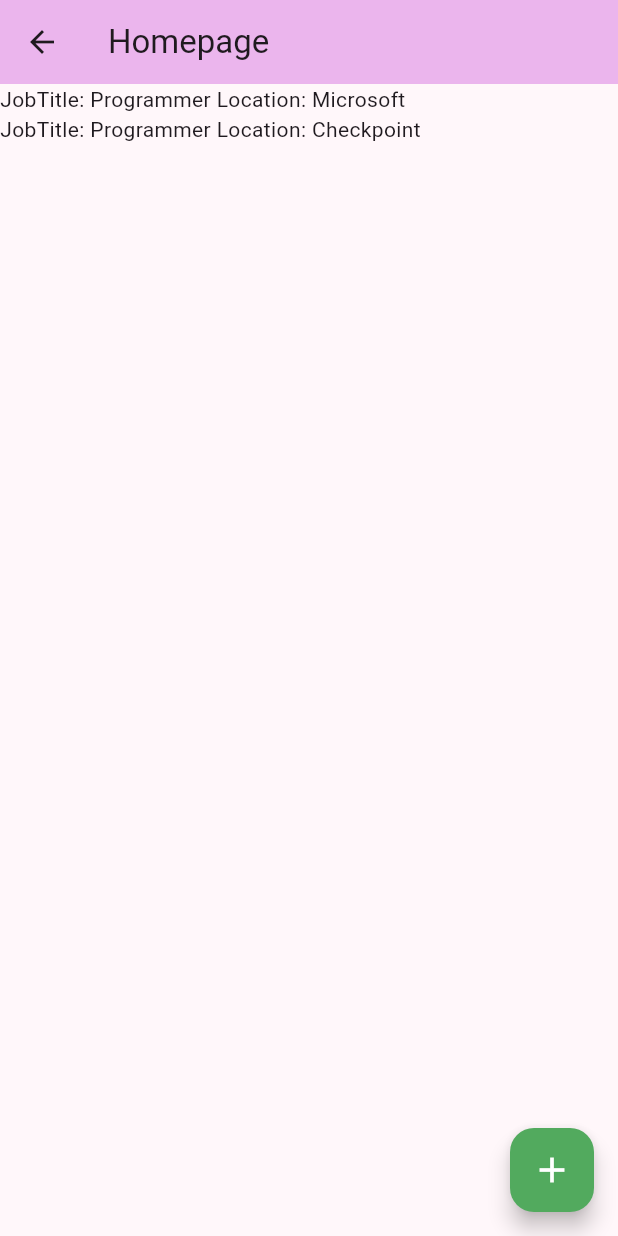
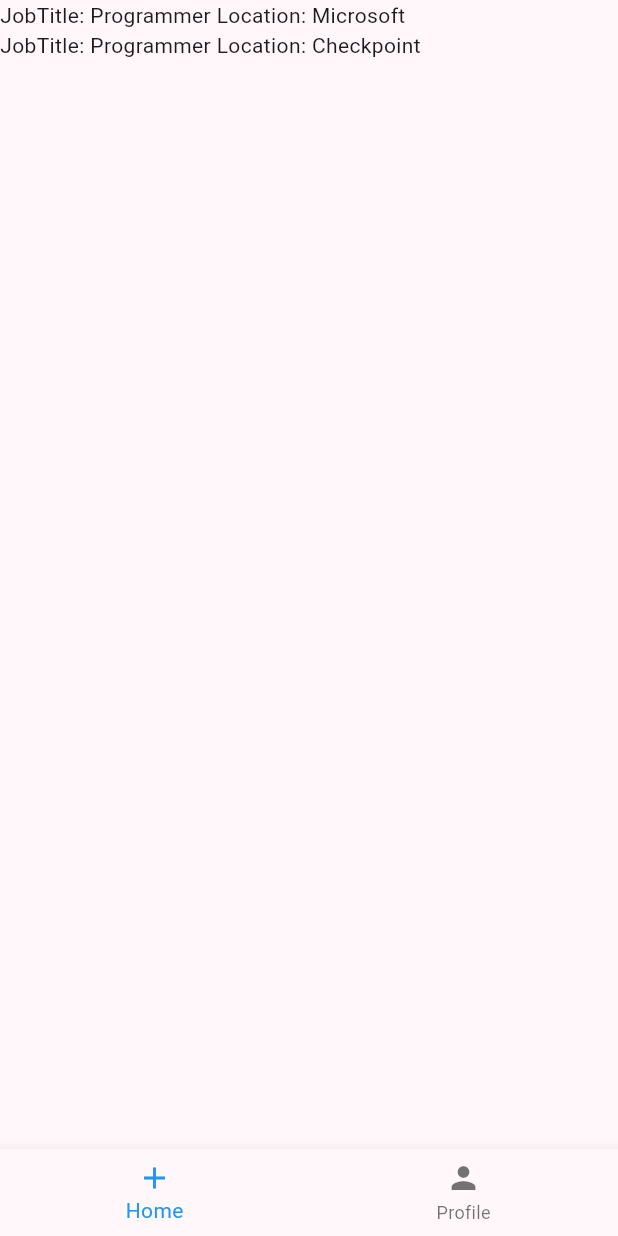
Before and after one commit to Leen-shaieb/Final_project, a Flutter app: the screen it shows after launch, after a tap on "sign in", on a phone screen of 412 x 824 dp. Run offline on Flutter 3.47's test engine with Material 3 defaults, Android fonts, the phone set to English and light mode, and no system bars; missing offline and left inert: mysql1.

```diff
--- a/lib/Models/JobModel.dart
+++ b/lib/Models/JobModel.dart
@@ -15,7 +15,7 @@ class JobModel {
   String Description;
 
 
-  JobMode(String JobTitle,String Location)
+  JobModel1(String JobTitle,String Location)
       {
         this.JobTitle=JobTitle;
       this.Location=Location;
--- a/lib/Utils/Utils.dart
+++ b/lib/Utils/Utils.dart
@@ -28,4 +28,6 @@ class Utils {
       }
     );
   }
+
+
 }
--- a/lib/Views/AddJobScreen.dart
+++ b/lib/Views/AddJobScreen.dart
@@ -104,6 +104,10 @@ class _AddJobScreenState extends State<AddJobScreen> {
               {
                var jb=createjob();
                insertJob(jb);
+               Navigator.push(
+                 context,
+                 MaterialPageRoute(builder: (context) =>Homepagescreen(title: 'HomePage')),
+               );
               },
               child: Text('Add'),),
 
--- a/lib/Views/HomePageScreen.dart
+++ b/lib/Views/HomePageScreen.dart
@@ -1,6 +1,7 @@
 import 'dart:collection';
 import 'package:final_project/Models/JobModel.dart';
 import 'package:final_project/Views/AddJobScreen.dart';
+import 'package:final_project/Views/WorkersScreen.dart';
 import 'package:flutter/material.dart';
 
 class Homepagescreen extends StatefulWidget {
@@ -8,24 +9,45 @@ class Homepagescreen extends StatefulWidget {
 
   final String title;
 
+
   @override
   State<Homepagescreen> createState() => HomepagescreenPageState();
+
 }
 
 class HomepagescreenPageState extends State<Homepagescreen> {
+  var _selectedIndex=0;
+
   List<JobModel> listofjobs1 = [
     JobModel(JobTitle: 'Programmer', Location: 'Microsoft'),
     JobModel(JobTitle: 'Programmer', Location: 'Checkpoint')
   ];
-
+  void _onItemTapped(int index)
+  {
+    if(index == 0)
+      {
+        Navigator.push(
+          context,
+          MaterialPageRoute(builder: (context) =>AddJobScreen(title: 'AddJobScreen')),
+        );
+      }
+    if(index == 1)
+    {
+      Navigator.push(
+        context,
+        MaterialPageRoute(builder: (context) =>WorkersScreen(title: 'WorkersScreen')),
+      );
+    }
+    setState(()
+    {
+      _selectedIndex = index;
+    });
+  }
   @override
   //Widget build(BuildContext context) {
   Widget build(BuildContext context) {
     return Scaffold(
-      appBar: AppBar(
-        backgroundColor: Theme.of(context).colorScheme.inversePrimary,
-        title: Text(widget.title),
-      ),
+
       body:
       ListView.builder(
         itemCount:listofjobs1.length,
@@ -34,7 +56,8 @@ class HomepagescreenPageState extends State<Homepagescreen> {
         },
         // This trailing comma makes auto-formatting nicer for build methods.
       ),
-      floatingActionButton: FloatingActionButton(
+
+      /*floatingActionButton: FloatingActionButton(
         backgroundColor: const Color.fromRGBO(82, 170, 94, 1.0),
         tooltip: 'Increment',
         onPressed: () {
@@ -47,30 +70,29 @@ class HomepagescreenPageState extends State<Homepagescreen> {
           );
         },
         child: const Icon(Icons.add, color: Colors.white, size: 28),
+      ),*/
+
+      bottomNavigationBar: BottomNavigationBar(
+        items: const <BottomNavigationBarItem>[
+          BottomNavigationBarItem(
+            icon: Icon(Icons.add),
+            label: 'Home',
+          ),
+
+          BottomNavigationBarItem(
+            icon: Icon(Icons.person),
+            label: 'Profile',
+          ),
+        ],
+        currentIndex: _selectedIndex,
+        selectedItemColor: Colors.blue,
+        onTap: _onItemTapped,
       ),
-      // )
 
-      /*
-          Column(
-            children: [
-              ListView.builder(
-                itemCount:listofjobs1.length,
-                itemBuilder:(BuildContext context,int index){
-                  return Text(listofjobs1[index].PrintJobDetails());
-                },
-                // This trailing comma makes auto-formatting nicer for build methods.
-              ),
-              Text("ddd"),
 
-      floatingActionButton: FloatingActionButton(
-        backgroundColor: const Color.fromRGBO(82, 170, 94, 1.0),
-        tooltip: 'Increment',
-        onPressed: (){},
-        child: const Icon(Icons.add, color: Colors.white, size: 28),
-      ),
-    )
 
-       */
+
+
       // onPressed: null,
       // child: Text("dddd"))
       // ],
--- a/lib/main.dart
+++ b/lib/main.dart
@@ -80,22 +80,8 @@ class _MyHomePageState extends State<MyHomePage> {
               decoration: InputDecoration(
                   border: OutlineInputBorder(), hintText: 'Password'),
             ),
-            TextButton(
-                onPressed: ()  {
-
-                  insertUser(_txtUserName.text, _txtUserName.text, _txtUserName.text);
-                  /*
-                  showDialog<String>(
-                      context: context,
-                      builder: (BuildContext context) => AlertDialog(
-                        title:  Text(myController_UserName.text),
-                      )),
-                   */
-                },
 
 
-
-                child: Text("data")),
             TextButton(
               style: ButtonStyle(
                 foregroundColor: MaterialStateProperty.all<Color>(Colors.blue),
@@ -129,7 +115,7 @@ class _MyHomePageState extends State<MyHomePage> {
               },
               child: Text('Create new account'),
             ),
-            IconButton(
+          /*  IconButton(
               icon: Icon(Icons.person),
               color: Colors.lightBlue,
               onPressed: () {
@@ -139,7 +125,7 @@ class _MyHomePageState extends State<MyHomePage> {
                         builder: (context) =>
                             const Editprofilescreen(title: 'EditProfile')));
               },
-            ),
+            ),*/
 
 
             /*TextButton(
@@ -167,3 +153,4 @@ class _MyHomePageState extends State<MyHomePage> {
     );
   }
 }
+//                  insertUser(_txtUserName.text, _txtUserName.text, _txtUserName.text);
```
Also changed, not shown: lib/Models/UserModel.dart (+28 -11 lines), lib/Views/WorkersScreen.dart (added, +40 -0 lines).
